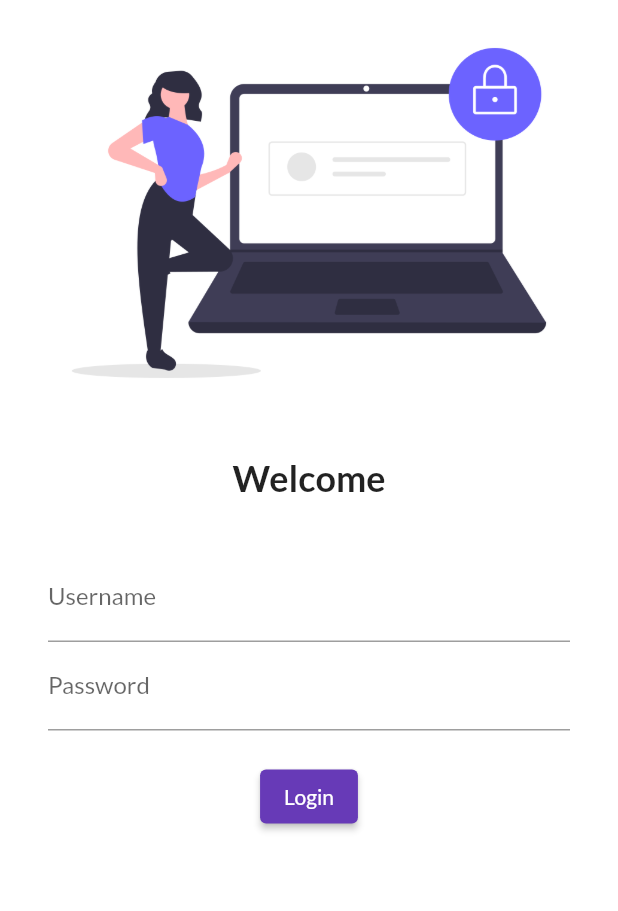
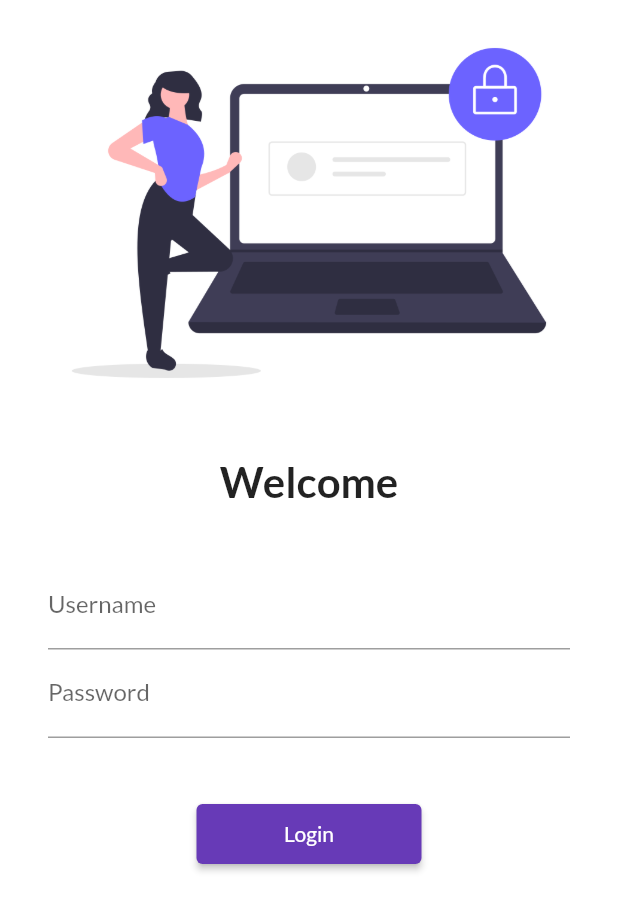
Before and after one commit to subodh-rakshit/30DaysOfFlutter, a Flutter app: the screen it shows after launch, on a phone screen of 412 x 824 dp. Shown: the top 911 px of the screen. Run offline on Flutter 3.47's test engine with Material 2 defaults, Android fonts, the phone set to English and light mode, and no system bars; our stand-ins replace google_fonts.

Commit message:
day 5 completed

```diff
--- a/lib/main.dart
+++ b/lib/main.dart
@@ -1,6 +1,7 @@
 import 'package:flutter/material.dart';
 import 'package:flutter_catalog/pages/home_page.dart';
 import 'package:flutter_catalog/pages/login_page.dart';
+import 'package:flutter_catalog/utils/routes.dart';
 import 'package:google_fonts/google_fonts.dart';
 
 void main() {
@@ -39,8 +40,8 @@ class MyApp extends StatelessWidget {
       // initialRoute: "/home",
       routes: {
         "/": (content) => LoginPage(),
-        "/home": (content) => HomePage(),
-        "/login": (content) => LoginPage(),
+        MyRoutes.homeRoute: (content) => HomePage(),
+        MyRoutes.loginRoute: (content) => LoginPage(),
       },
     );
   }
--- a/lib/pages/login_page.dart
+++ b/lib/pages/login_page.dart
@@ -1,4 +1,5 @@
 import 'package:flutter/material.dart';
+import 'package:flutter_catalog/utils/routes.dart';
 
 class LoginPage extends StatelessWidget {
   // const LoginPage({super.key});
@@ -18,6 +19,7 @@ class LoginPage extends StatelessWidget {
       //     textScaleFactor: 2.0,
       //   ),
       // ),
+      child: SingleChildScrollView(
         child: Column(
           children: [
             Center(
@@ -32,7 +34,7 @@ class LoginPage extends StatelessWidget {
             Text(
               "Welcome",
               style: TextStyle(
-              fontSize: 24,
+                fontSize: 28,
                 fontWeight: FontWeight.bold,
               ),
             ),
@@ -60,20 +62,26 @@ class LoginPage extends StatelessWidget {
                     ),
                   ),
                   SizedBox(
-                  height: 20,
+                    height: 40,
                   ),
                   ElevatedButton(
                     onPressed: () {
-                    print("Hi Subodh");
+                      Navigator.pushNamed(
+                        context,
+                        MyRoutes.homeRoute,
+                      );
                     },
                     child: Text("Login"),
-                  style: TextButton.styleFrom(),
+                    style: TextButton.styleFrom(
+                      minimumSize: Size(150, 40),
+                    ),
                   )
                 ],
               ),
             )
           ],
         ),
+      ),
     );
   }
 }
--- /dev/null
+++ b/lib/utils/routes.dart
@@ -0,0 +1,4 @@
+class MyRoutes {
+  static String loginRoute = "/login";
+  static String homeRoute = "/home";
+}
```
Lines whose indentation alone changed are shown as unchanged.
